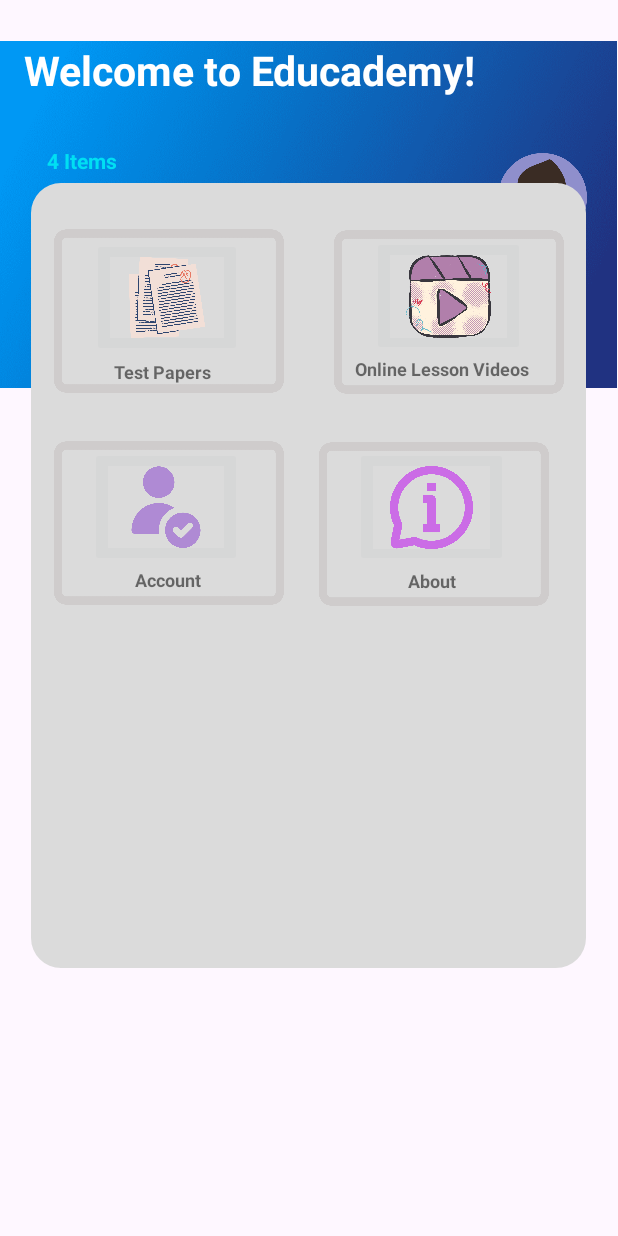
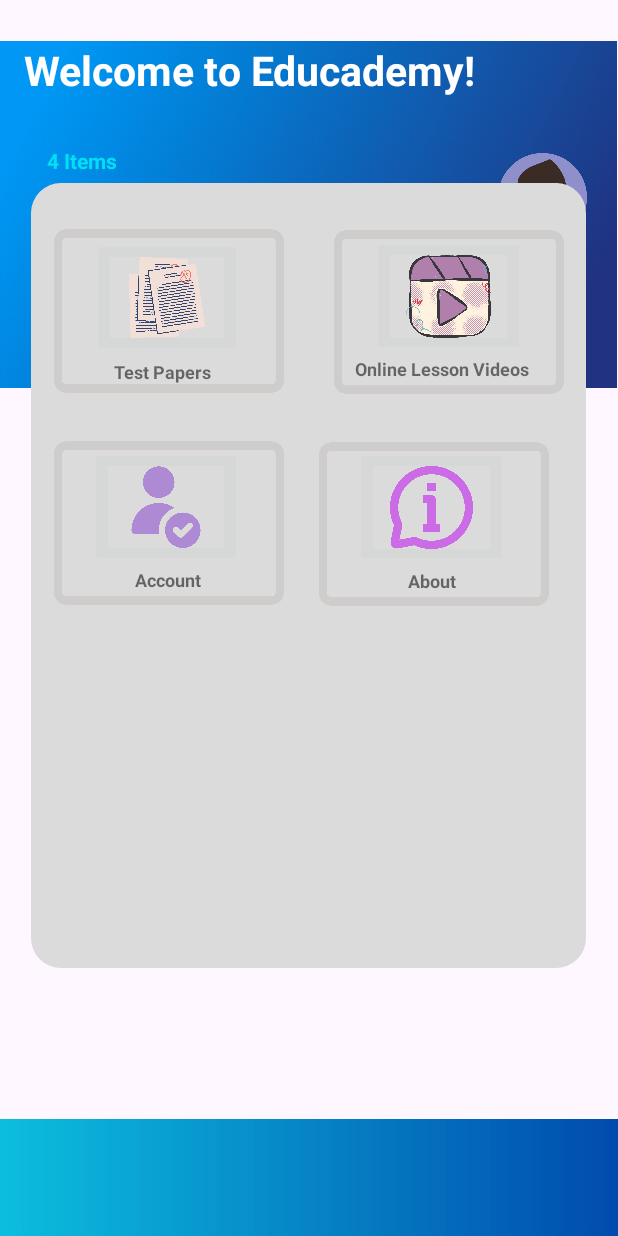
Before and after one commit to hamana21/MAD2023_Team4, an Android app: the screen it shows after launch (HomePage), on a phone screen of 412 x 824 dp. Run offline under Robolectric (Android 15) with nearby library versions, the phone set to English and light mode, and no system bars.

Commit message:
added btm tool
i love java

```diff
--- a/app/src/main/res/layout/activity_main.xml
+++ b/app/src/main/res/layout/activity_main.xml
@@ -223,5 +223,18 @@
         app:layout_constraintVertical_bias="1.0"
         app:srcCompat="@drawable/videos" />
 
+    <ImageView
+        android:id="@+id/imageView6"
+        android:layout_width="412dp"
+        android:layout_height="78dp"
+        android:scaleType="fitXY"
+        app:layout_constraintBottom_toBottomOf="parent"
+        app:layout_constraintEnd_toEndOf="parent"
+        app:layout_constraintHorizontal_bias="1.0"
+        app:layout_constraintStart_toStartOf="parent"
+        app:layout_constraintTop_toBottomOf="@+id/shapeableImageView3"
+        app:layout_constraintVertical_bias="1.0"
+        app:srcCompat="@drawable/btmtool" />
+
 
 </androidx.constraintlayout.widget.ConstraintLayout>
```
Also changed, not shown: app/src/main/res/drawable/btmtool.JPG (added).
